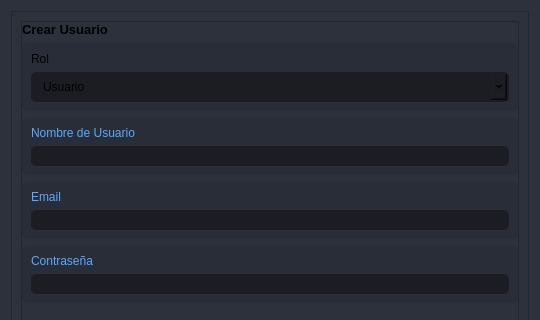
This is visuals/formUser.ui in dariolggomez/HEATS-BOARD as Qt 5 draws it before an edit; both pictures show x 0 to 540 and y 0 to 320 of the 540 by 509 pixel window. The edited form follows.
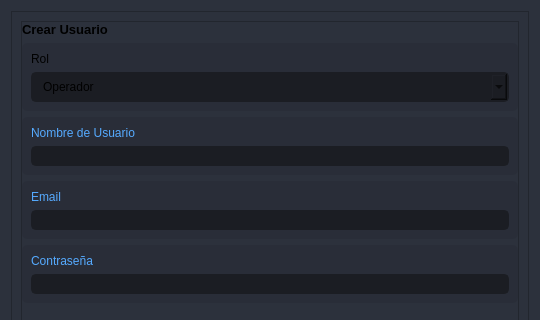
This is the edited form. Icons and pictures are not drawn.

Commit message: fixed roles name in user form

```diff
--- a/visuals/formUser.ui
+++ b/visuals/formUser.ui
@@ -322,7 +322,7 @@
               </property>
               <item>
                <property name="text">
-                <string>Usuario</string>
+                <string>Operador</string>
                </property>
               </item>
               <item>
```
Left out of the diff: 2 changed lines with no effect on the pictures. The commit also changes 1 other file.
